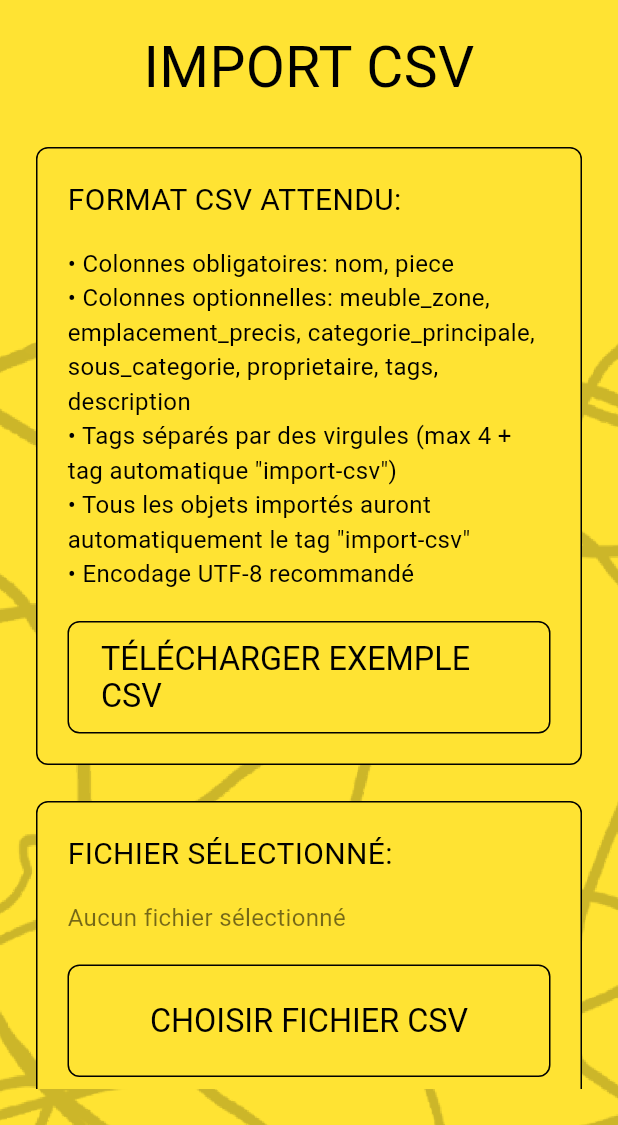
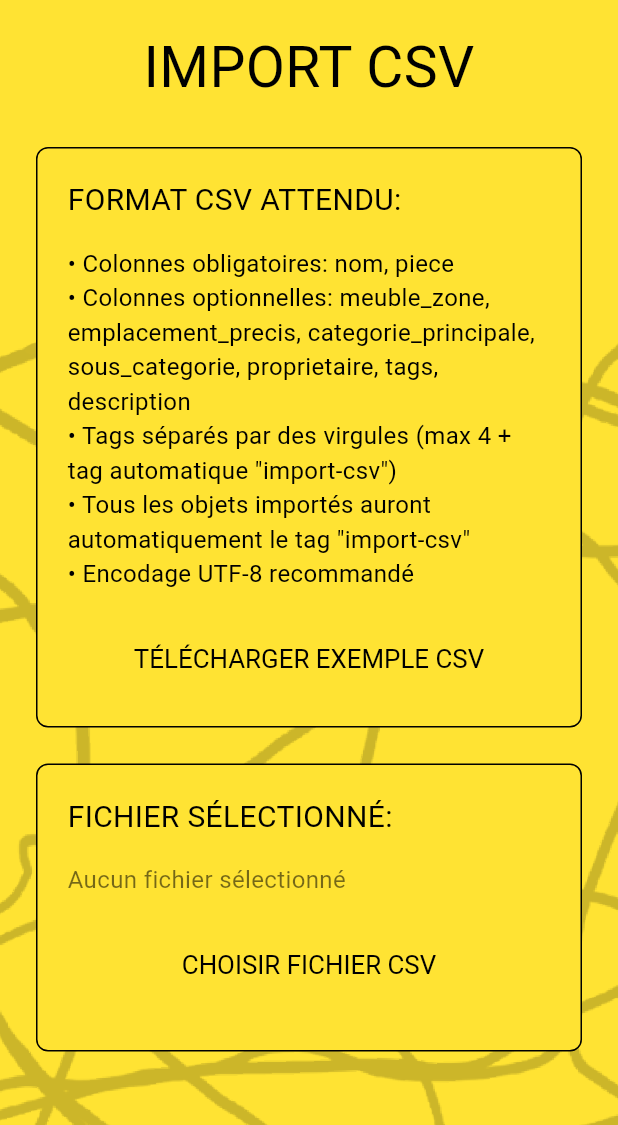
Before and after one commit to florianleux/scrountch, a Flutter app: the CsvImportScreen screen opened directly, on a phone screen of 412 x 824 dp, the part 111-1236 px from its top. Run offline on Flutter 3.47's test engine with Material 3 defaults, Android fonts, the phone set to English and light mode, and no system bars; our stand-ins replace cloud_firestore, csv, file_picker, firebase_auth, firebase_core; accounts and stored records are empty; generated files the repository leaves out were written again; network calls fail; Roboto replaces fonts that are missing (Chivo, DelaGothicOne).

Commit message:
fix: change SecondaryButton to TertiaryButton in CSV import
- Replace 'TÉLÉCHARGER EXEMPLE CSV' SecondaryButton with TertiaryButton
- Replace 'CHOISIR FICHIER CSV' SecondaryButton with TertiaryButton
- Remove borders from these buttons as requested
- Keep PrimaryButton for 'ANALYSER' and 'IMPORTER' actions

```diff
--- a/lib/screens/csv_import_screen.dart
+++ b/lib/screens/csv_import_screen.dart
@@ -161,7 +161,7 @@ class _CsvImportScreenState extends State<CsvImportScreen> {
             ),
           ),
           const SizedBox(height: 20),
-          SecondaryButton(
+          TertiaryButton(
             text: 'TÉLÉCHARGER EXEMPLE CSV',
             onPressed: _downloadExample,
           ),
@@ -213,7 +213,7 @@ class _CsvImportScreenState extends State<CsvImportScreen> {
           Column(
             crossAxisAlignment: CrossAxisAlignment.stretch,
             children: [
-              SecondaryButton(
+              TertiaryButton(
                 text: 'CHOISIR FICHIER CSV',
                 onPressed: _isLoading ? null : _selectFile,
               ),
@@ -378,7 +378,8 @@ class _CsvImportScreenState extends State<CsvImportScreen> {
                         ? _importProgress / _parseResult!.validCount
                         : 0,
                     backgroundColor: Colors.black.withOpacity(0.2),
-                    valueColor: const AlwaysStoppedAnimation<Color>(Colors.green),
+                    valueColor:
+                        const AlwaysStoppedAnimation<Color>(Colors.green),
                   ),
                   const SizedBox(height: 12),
                   Text(
```
